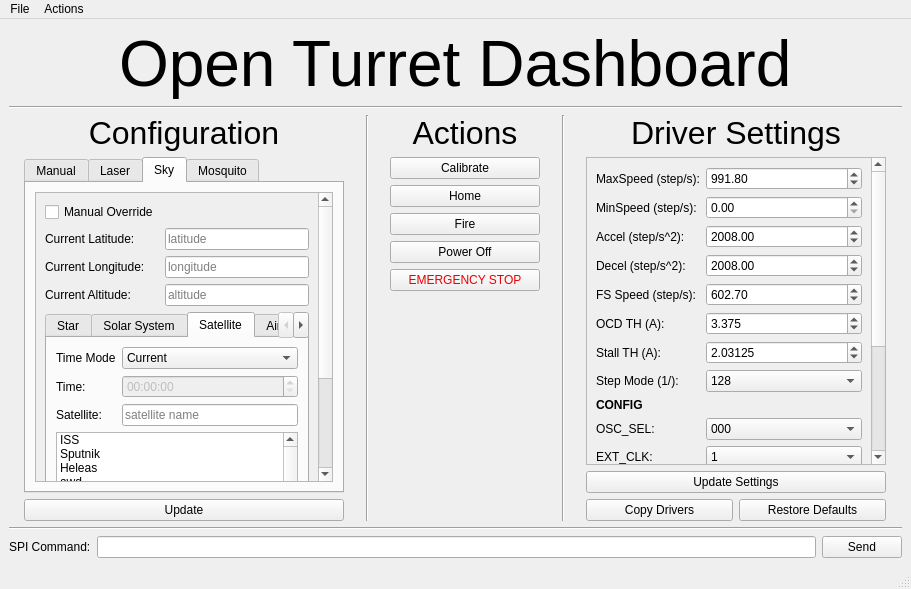
Cinbarker/OpenTurret, file Raspberry_Pi/QtUi.ui: the form before one commit.
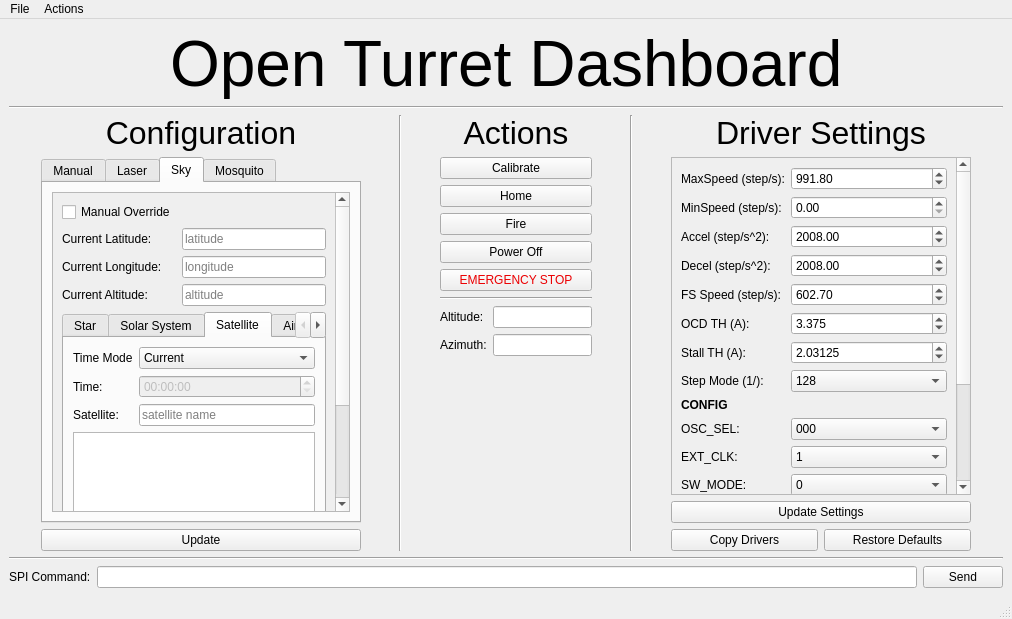
The form after the commit. The open tabs and pages were chosen to show the change.

Commit message: Redo GUI autocomplete

Patch:
```diff
--- a/Raspberry_Pi/QtUi.ui
+++ b/Raspberry_Pi/QtUi.ui
@@ -7,8 +7,8 @@
    <rect>
     <x>0</x>
     <y>0</y>
-    <width>911</width>
-    <height>589</height>
+    <width>1012</width>
+    <height>619</height>
    </rect>
   </property>
   <property name="windowTitle">
@@ -395,10 +395,10 @@
                 <widget class="QWidget" name="scrollAreaWidgetContents_2">
                  <property name="geometry">
                   <rect>
-                   <x>-24</x>
-                   <y>-81</y>
+                   <x>-1</x>
+                   <y>-151</y>
                    <width>326</width>
-                   <height>493</height>
+                   <height>519</height>
                   </rect>
                  </property>
                  <layout class="QVBoxLayout" name="verticalLayout_14">
@@ -485,7 +485,7 @@
                   <item>
                    <widget class="QTabWidget" name="skyMode">
                     <property name="currentIndex">
-                     <number>0</number>
+                     <number>3</number>
                     </property>
                     <widget class="QWidget" name="tab_4">
                      <attribute name="title">
@@ -564,7 +564,7 @@
                        </layout>
                       </item>
                       <item>
-                       <widget class="QListWidget" name="starList">
+                       <widget class="QListView" name="starList">
                         <property name="maximumSize">
                          <size>
                           <width>16777215</width>
@@ -574,81 +574,9 @@
                         <property name="statusTip">
                          <string>List of some Available Stars</string>
                         </property>
-                        <item>
-                         <property name="text">
-                          <string>ISS</string>
-                         </property>
-                        </item>
-                        <item>
-                         <property name="text">
-                          <string>Sputnik</string>
-                         </property>
-                        </item>
-                        <item>
-                         <property name="text">
-                          <string>Heleas</string>
-                         </property>
-                        </item>
-                        <item>
-                         <property name="text">
-                          <string>awd</string>
-                         </property>
-                        </item>
-                        <item>
-                         <property name="text">
-                          <string>adw</string>
-                         </property>
-                        </item>
-                        <item>
-                         <property name="text">
-                          <string>awd</string>
-                         </property>
-                        </item>
-                        <item>
-                         <property name="text">
-                          <string>awdawd</string>
-                         </property>
-                        </item>
-                        <item>
-                         <property name="text">
-                          <string>awdawd</string>
-                         </property>
-                        </item>
-                        <item>
-                         <property name="text">
-                          <string>awdawad</string>
-                         </property>
-                        </item>
-                        <item>
-                         <property name="text">
-                          <string>awawawd</string>
-                         </property>
-                        </item>
-                        <item>
-                         <property name="text">
-                          <string>awa</string>
-                         </property>
-                        </item>
-                        <item>
-                         <property name="text">
-                          <string>New Item</string>
-                         </property>
-                        </item>
-                        <item>
-                         <property name="text">
-                          <string>awaw</string>
-                         </property>
-                        </item>
-                        <item>
-                         <property name="text">
-                          <string>New Item</string>
-                         </property>
-                        </item>
-                        <item>
-                         <property name="text">
-                          <string>aw</string>
-                         </property>
-                        </item>
+                        <property name="editTriggers">
+                         <set>QAbstractItemView::NoEditTriggers</set>
+                        </property>
                        </widget>
                       </item>
                      </layout>
@@ -730,7 +658,7 @@
                        </layout>
                       </item>
                       <item>
-                       <widget class="QListWidget" name="objectList">
+                       <widget class="QListView" name="objectList">
                         <property name="maximumSize">
                          <size>
                           <width>16777215</width>
@@ -740,6 +668,9 @@
                         <property name="statusTip">
                          <string>List of Solar System Entities</string>
                         </property>
+                        <property name="editTriggers">
+                         <set>QAbstractItemView::NoEditTriggers</set>
+                        </property>
                        </widget>
                       </item>
                      </layout>
@@ -824,91 +755,10 @@
                        </layout>
                       </item>
                       <item>
-                       <widget class="QListWidget" name="satelliteList">
-                        <property name="maximumSize">
-                         <size>
-                          <width>16777215</width>
-                          <height>16777215</height>
-                         </size>
+                       <widget class="QListView" name="satelliteList">
+                        <property name="editTriggers">
+                         <set>QAbstractItemView::NoEditTriggers</set>
                         </property>
-                        <property name="statusTip">
-                         <string>List of Available Satellites</string>
-                        </property>
-                        <item>
-                         <property name="text">
-                          <string>ISS</string>
-                         </property>
-                        </item>
-                        <item>
-                         <property name="text">
-                          <string>Sputnik</string>
-                         </property>
-                        </item>
-                        <item>
-                         <property name="text">
-                          <string>Heleas</string>
-                         </property>
-                        </item>
-                        <item>
-                         <property name="text">
-                          <string>awd</string>
-                         </property>
-                        </item>
-                        <item>
-                         <property name="text">
-                          <string>adw</string>
-                         </property>
-                        </item>
-                        <item>
-                         <property name="text">
-                          <string>awd</string>
-                         </property>
-                        </item>
-                        <item>
-                         <property name="text">
-                          <string>awdawd</string>
-                         </property>
-                        </item>
-                        <item>
-                         <property name="text">
-                          <string>awdawd</string>
-                         </property>
-                        </item>
-                        <item>
-                         <property name="text">
-                          <string>awdawad</string>
-                         </property>
-                        </item>
-                        <item>
-                         <property name="text">
-                          <string>awawawd</string>
-                         </property>
-                        </item>
-                        <item>
-                         <property name="text">
-                          <string>awa</string>
-                         </property>
-                        </item>
-                        <item>
-                         <property name="text">
-                          <string>New Item</string>
-                         </property>
-                        </item>
-                        <item>
-                         <property name="text">
-                          <string>awaw</string>
-                         </property>
-                        </item>
-                        <item>
-                         <property name="text">
-                          <string>New Item</string>
-                         </property>
-                        </item>
-                        <item>
-                         <property name="text">
-                          <string>aw</string>
-                         </property>
-                        </item>
                        </widget>
                       </item>
                      </layout>
@@ -957,6 +807,13 @@
                         </property>
                        </widget>
                       </item>
+                      <item>
+                       <widget class="QProgressBar" name="refreshProgress">
+                        <property name="value">
+                         <number>24</number>
+                        </property>
+                       </widget>
+                      </item>
                       <item>
                        <layout class="QFormLayout" name="formLayout_8">
                         <item row="0" column="0">
@@ -1256,7 +1113,38 @@
            </widget>
           </item>
           <item>
-           <spacer name="verticalSpacer_2">
+           <widget class="Line" name="line_5">
+            <property name="orientation">
+             <enum>Qt::Horizontal</enum>
+            </property>
+           </widget>
+          </item>
+          <item>
+           <layout class="QFormLayout" name="formLayout_3">
+            <item row="0" column="0">
+             <widget class="QLabel" name="label_58">
+              <property name="text">
+               <string>Altitude:</string>
+              </property>
+             </widget>
+            </item>
+            <item row="1" column="0">
+             <widget class="QLabel" name="label_60">
+              <property name="text">
+               <string>Azimuth:</string>
+              </property>
+             </widget>
+            </item>
+            <item row="0" column="1">
+             <widget class="QLineEdit" name="altOut"/>
+            </item>
+            <item row="1" column="1">
+             <widget class="QLineEdit" name="azOut"/>
+            </item>
+           </layout>
+          </item>
+          <item>
+           <spacer name="verticalSpacer">
             <property name="orientation">
              <enum>Qt::Vertical</enum>
             </property>
@@ -2058,7 +1946,7 @@
     <rect>
      <x>0</x>
      <y>0</y>
-     <width>911</width>
+     <width>1012</width>
      <height>24</height>
     </rect>
    </property>
@@ -2069,7 +1957,8 @@
     <property name="title">
      <string>File</string>
     </property>
-    <addaction name="actionSave_Preferences"/>
+    <addaction name="actionSave_Defaults"/>
+    <addaction name="actionClose_Window"/>
    </widget>
    <widget class="QMenu" name="menuActions">
     <property name="title">
@@ -2089,7 +1978,7 @@
     <string>Save</string>
    </property>
   </action>
-  <action name="actionSave_Preferences">
+  <action name="actionSave_Defaults">
    <property name="text">
     <string>Save Defaults</string>
    </property>
@@ -2150,6 +2039,14 @@
     <string>Meta+C</string>
    </property>
   </action>
+  <action name="actionClose_Window">
+   <property name="text">
+    <string>Close Window</string>
+   </property>
+   <property name="shortcut">
+    <string>Meta+W</string>
+   </property>
+  </action>
  </widget>
  <tabstops>
   <tabstop>turretMode</tabstop>
```
Left out of the diff: 330 changed lines with no effect on the pictures. The commit also changes 2 other files.
